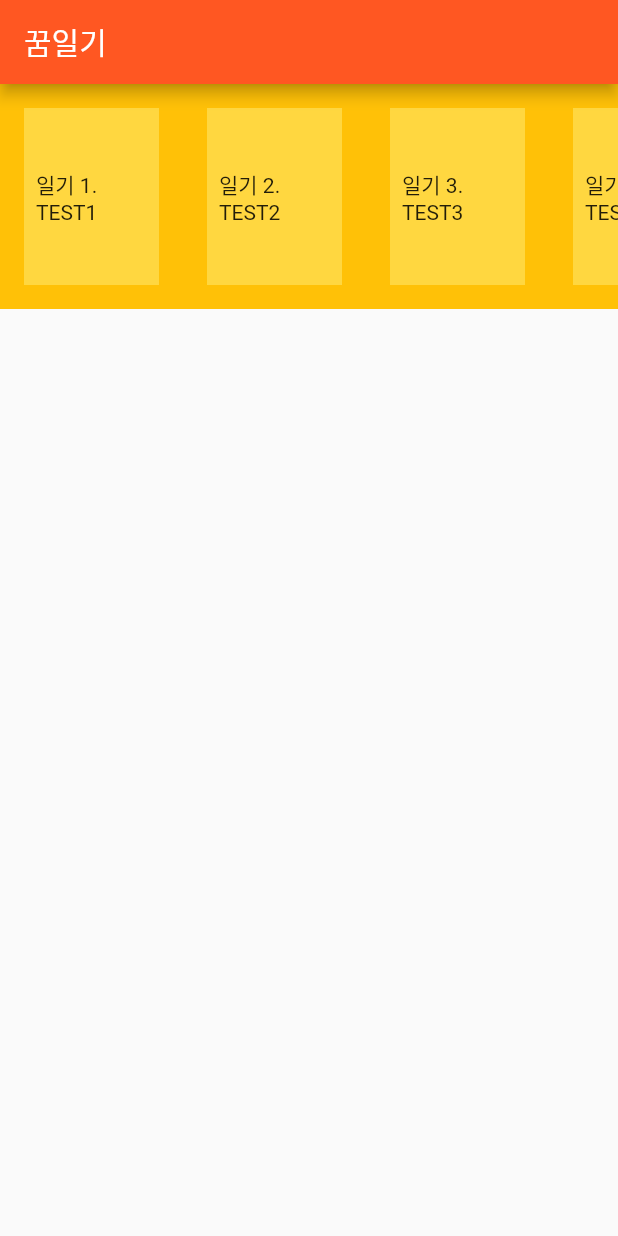
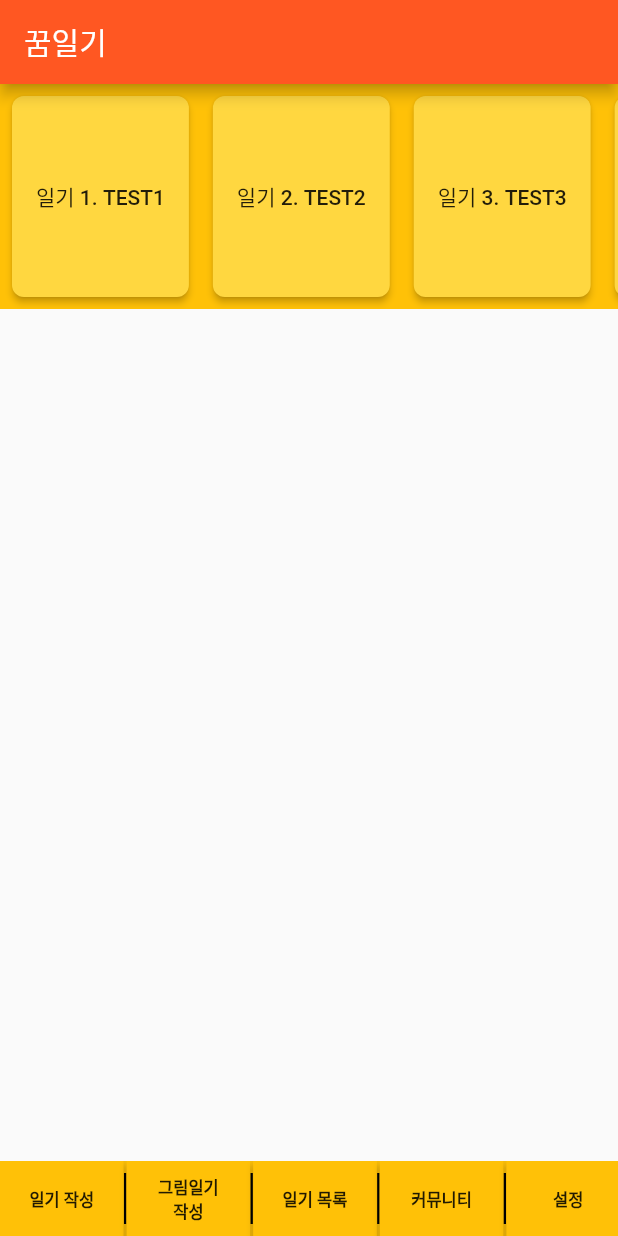
Before and after one commit to CDST-Studio/Flutter-Dreamiary, a Flutter app: the screen it shows after launch, on a phone screen of 412 x 824 dp. Run offline on Flutter 3.47's test engine with Material 2 defaults, Android fonts, the phone set to English and light mode, and no system bars; our stand-ins replace animated_splash_screen.

```diff
--- a/lib/UserPage.dart
+++ b/lib/UserPage.dart
@@ -2,6 +2,7 @@ import 'package:flutter/material.dart';
 
 class DreamiaryHome extends StatelessWidget {
   List<String> test = ["TEST1", "TEST2", "TEST3", "TEST4", "TEST5", "TEST6"];
+  List<String> menu = ["일기 작성", "그림일기 작성", "일기 목록", "커뮤니티", "설정"];
 
   @override
   Widget build(BuildContext context) {
@@ -15,34 +16,92 @@ class DreamiaryHome extends StatelessWidget {
               height: 150,
               color: Colors.amber,
 
-            child: ListView.separated(
+              child: ListView.builder(
                 scrollDirection: Axis.horizontal,
-              shrinkWrap: true,
                 itemCount: test.length, // ONLY effected on itemBuilder
 
                 itemBuilder: (BuildContext context, int index) {
                   return Container(
-                  margin: const EdgeInsets.all(16),
-                  padding: const EdgeInsets.all(8),
-                  width: 90,
-                  height: 100,
+                    margin: const EdgeInsets.all(8),
 
+                    child: ButtonTheme(
+                      shape: RoundedRectangleBorder(
+                        borderRadius: BorderRadius.circular(8),
+                      ),
+
+                      child: RaisedButton(
+                          onPressed: () {},
                           color: Colors.amberAccent,
+                          child: Text("일기 ${index + 1}. ${test[index]}")),
+                    ),
+                  );
+                },
+              ),
+            ),
 
-                  child: Center(
-                      child: Text("일기 ${index+1}. ${test[index]}")
+            Expanded(child: Container(
+
+            )),
+
+            Container(
+              height: 50,
+              width: MediaQuery.of(context).size.width,
+              color: Colors.amber,
+
+              child: ListView.separated(
+                physics: const NeverScrollableScrollPhysics(),
+                scrollDirection: Axis.horizontal,
+                itemCount: menu.length,
+                shrinkWrap: true,
+
+                itemBuilder: (BuildContext context, int index) {
+                  return Container(
+                    width: MediaQuery.of(context).size.width / menu.length,
+
+                    child: ButtonTheme(
+                      shape: RoundedRectangleBorder(
+                        borderRadius: BorderRadius.circular(0),
+                      ),
+
+                      child: RaisedButton(
+                        onPressed: () {},
+                        color: Colors.amber,
+                        child: Text(
+                          "${menu[index]}",
+                          style: TextStyle(
+                            fontWeight: FontWeight.bold,
+                            fontSize: 11,
+                          ),
+                          textAlign: TextAlign.center,
+                        ),
+                      ),
                     ),
                   );
                 },
 
                 separatorBuilder: (BuildContext context, int index) {
-                if (index == 0) return SizedBox.shrink(); // Empty widget
-                return const Divider();
+                  return Container(
+                    margin: const EdgeInsets.fromLTRB(0, 8, 0, 8),
+
+                    child: VerticalDivider(
+                      width: 2,
+                      thickness: 1.5,
+                      color: Colors.black,
+                    ),
+                  );
                 },
               ),
-          )
+            ),
           ],
         )
     );
   }
 }
+
+class WriteDiary {
+
+}
+
+class WritePictureDiary {
+
+}
```
Lines whose indentation alone changed are shown as unchanged.
